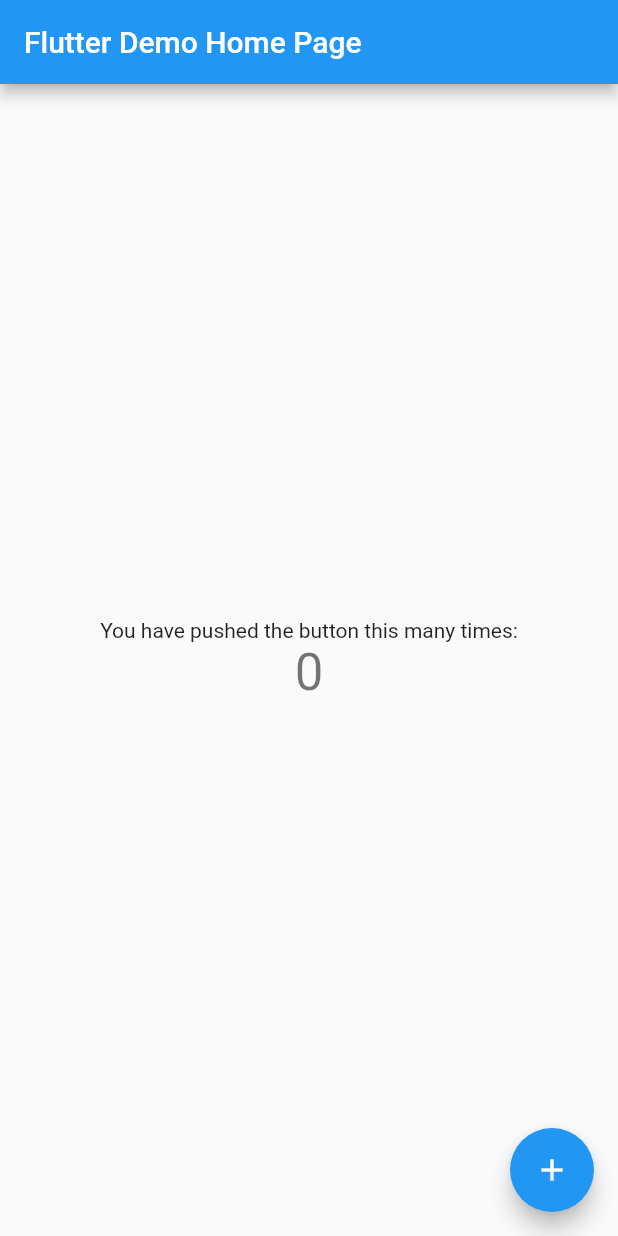
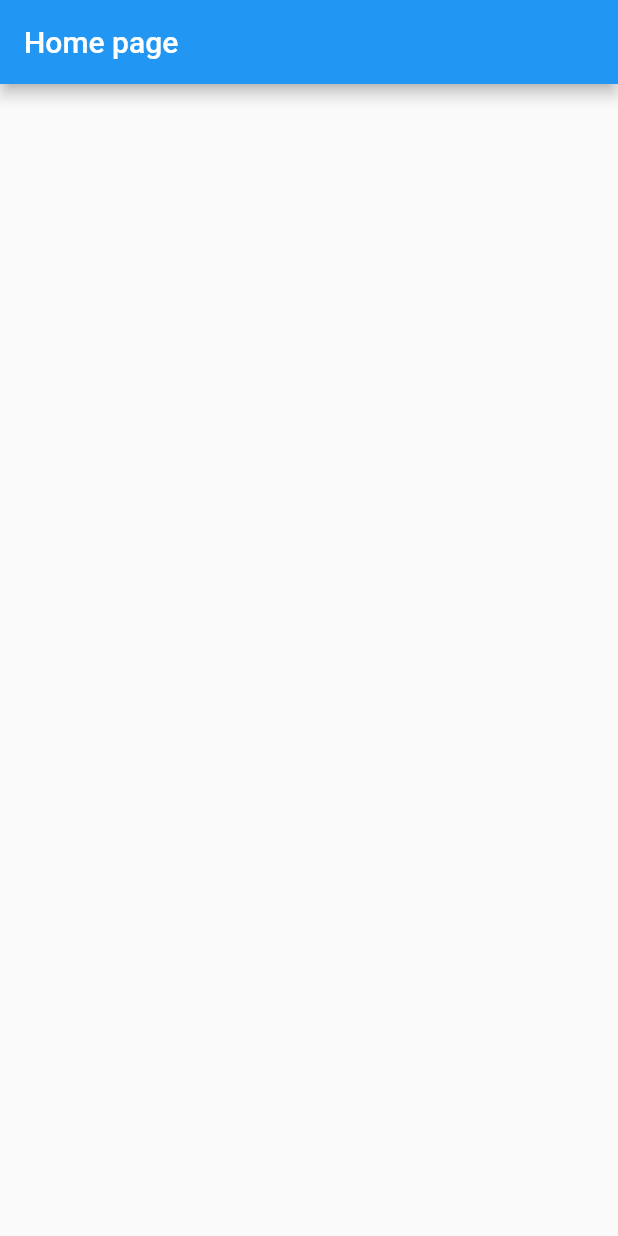
Before and after one commit to dart-homework-2022A/navigation_app, a Flutter app: the screen it shows after launch, on a phone screen of 412 x 824 dp. Run offline on Flutter 3.47's test engine with Material 2 defaults, Android fonts, the phone set to English and light mode, and no system bars.

Commit message:
home page

```diff
--- a/lib/main.dart
+++ b/lib/main.dart
@@ -1,115 +1,10 @@
 import 'package:flutter/material.dart';
 
 void main() {
-  runApp(const MyApp());
+  runApp(MaterialApp(
+    debugShowCheckedModeBanner: false,
+    home: Scaffold(
+      appBar: AppBar(title: Text('Home page')),
+    ),
+  ));
 }
-
-class MyApp extends StatelessWidget {
-  const MyApp({Key? key}) : super(key: key);
-
-  // This widget is the root of your application.
-  @override
-  Widget build(BuildContext context) {
-    return MaterialApp(
-      title: 'Flutter Demo',
-      theme: ThemeData(
-        // This is the theme of your application.
-        //
-        // Try running your application with "flutter run". You'll see the
-        // application has a blue toolbar. Then, without quitting the app, try
-        // changing the primarySwatch below to Colors.green and then invoke
-        // "hot reload" (press "r" in the console where you ran "flutter run",
-        // or simply save your changes to "hot reload" in a Flutter IDE).
-        // Notice that the counter didn't reset back to zero; the application
-        // is not restarted.
-        primarySwatch: Colors.blue,
-      ),
-      home: const MyHomePage(title: 'Flutter Demo Home Page'),
-    );
-  }
-}
-
-class MyHomePage extends StatefulWidget {
-  const MyHomePage({Key? key, required this.title}) : super(key: key);
-
-  // This widget is the home page of your application. It is stateful, meaning
-  // that it has a State object (defined below) that contains fields that affect
-  // how it looks.
-
-  // This class is the configuration for the state. It holds the values (in this
-  // case the title) provided by the parent (in this case the App widget) and
-  // used by the build method of the State. Fields in a Widget subclass are
-  // always marked "final".
-
-  final String title;
-
-  @override
-  State<MyHomePage> createState() => _MyHomePageState();
-}
-
-class _MyHomePageState extends State<MyHomePage> {
-  int _counter = 0;
-
-  void _incrementCounter() {
-    setState(() {
-      // This call to setState tells the Flutter framework that something has
-      // changed in this State, which causes it to rerun the build method below
-      // so that the display can reflect the updated values. If we changed
-      // _counter without calling setState(), then the build method would not be
-      // called again, and so nothing would appear to happen.
-      _counter++;
-    });
-  }
-
-  @override
-  Widget build(BuildContext context) {
-    // This method is rerun every time setState is called, for instance as done
-    // by the _incrementCounter method above.
-    //
-    // The Flutter framework has been optimized to make rerunning build methods
-    // fast, so that you can just rebuild anything that needs updating rather
-    // than having to individually change instances of widgets.
-    return Scaffold(
-      appBar: AppBar(
-        // Here we take the value from the MyHomePage object that was created by
-        // the App.build method, and use it to set our appbar title.
-        title: Text(widget.title),
-      ),
-      body: Center(
-        // Center is a layout widget. It takes a single child and positions it
-        // in the middle of the parent.
-        child: Column(
-          // Column is also a layout widget. It takes a list of children and
-          // arranges them vertically. By default, it sizes itself to fit its
-          // children horizontally, and tries to be as tall as its parent.
-          //
-          // Invoke "debug painting" (press "p" in the console, choose the
-          // "Toggle Debug Paint" action from the Flutter Inspector in Android
-          // Studio, or the "Toggle Debug Paint" command in Visual Studio Code)
-          // to see the wireframe for each widget.
-          //
-          // Column has various properties to control how it sizes itself and
-          // how it positions its children. Here we use mainAxisAlignment to
-          // center the children vertically; the main axis here is the vertical
-          // axis because Columns are vertical (the cross axis would be
-          // horizontal).
-          mainAxisAlignment: MainAxisAlignment.center,
-          children: <Widget>[
-            const Text(
-              'You have pushed the button this many times:',
-            ),
-            Text(
-              '$_counter',
-              style: Theme.of(context).textTheme.headline4,
-            ),
-          ],
-        ),
-      ),
-      floatingActionButton: FloatingActionButton(
-        onPressed: _incrementCounter,
-        tooltip: 'Increment',
-        child: const Icon(Icons.add),
-      ), // This trailing comma makes auto-formatting nicer for build methods.
-    );
-  }
-}
```
